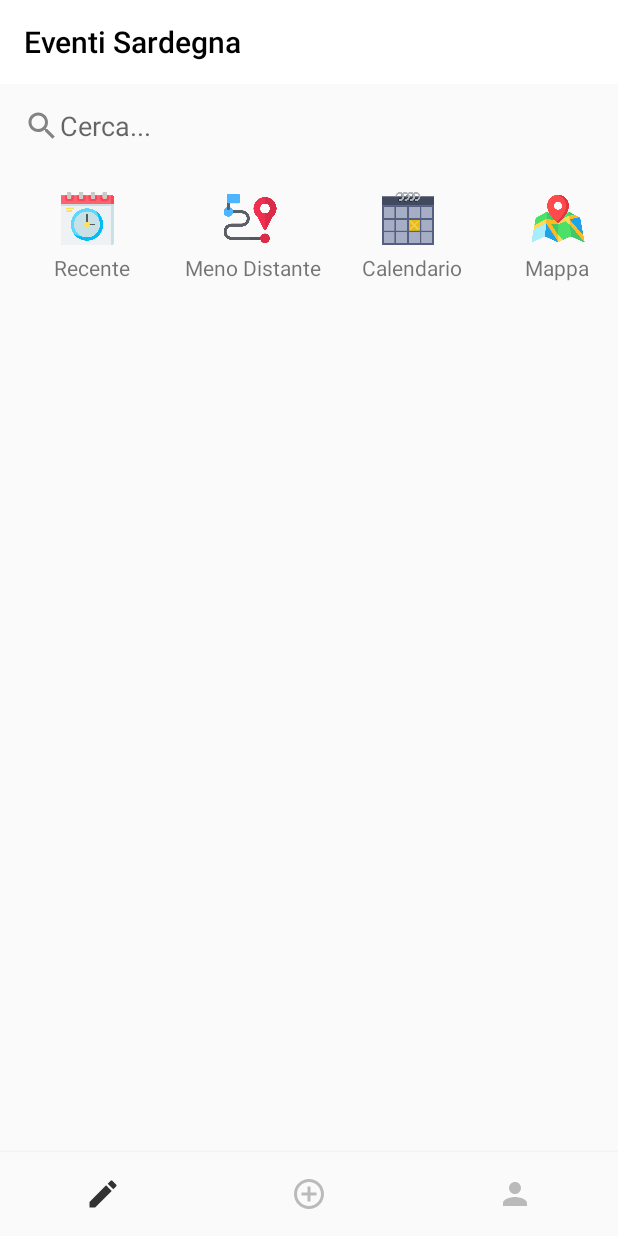
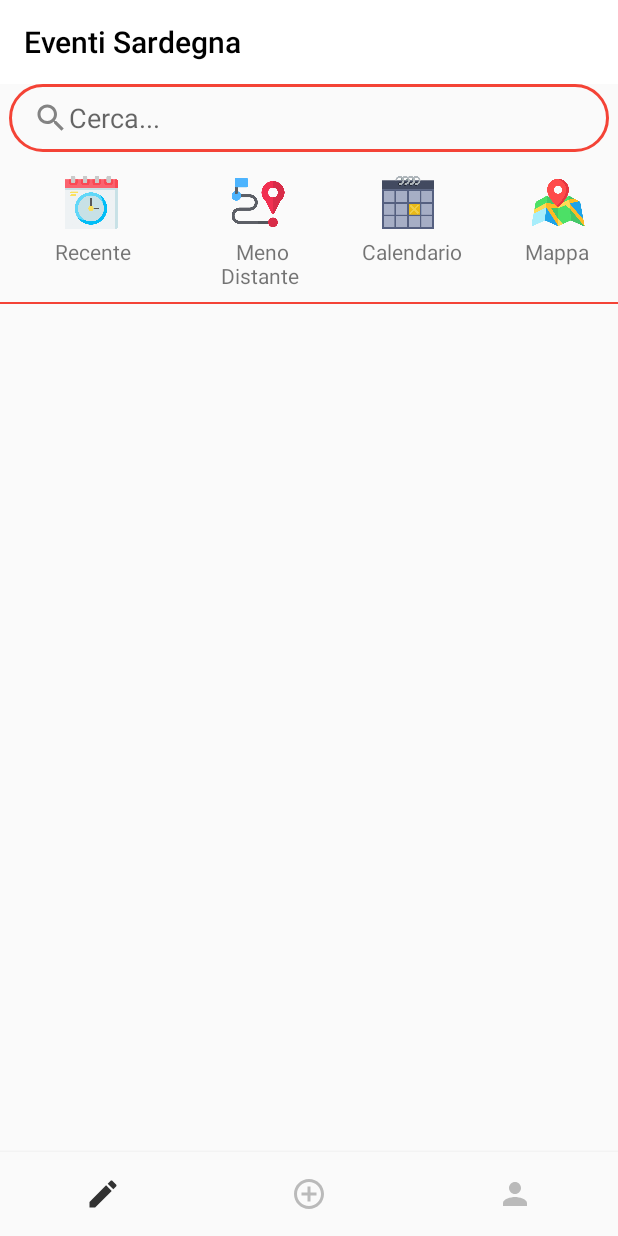
Before and after one commit to pdemuro/MedIUM, an Android app: the screen it shows after launch once a user with an empty profile is signed in (MainActivity), on a phone screen of 412 x 824 dp. Run offline under Robolectric (Android 15) with nearby library versions, the phone set to English and light mode, and no system bars; our stand-ins replace Firebase (no records; nobody signed in at launch, a user with empty details on screens opened directly); 2 statements that could not run were skipped.

Commit message:
Piccole modifiche grafiche sulla ricerca

```diff
--- /dev/null
+++ b/app/src/main/res/drawable/gradius.xml
@@ -0,0 +1,10 @@
+<?xml version="1.0" encoding="utf-8"?>
+<shape xmlns:android="http://schemas.android.com/apk/res/android"
+
+     android:shape="rectangle"
+     android:padding="10dp">
+
+    <corners android:radius="22dp"/>
+    <stroke android:width="3px" android:color="#F44336" />
+
+</shape>
--- a/app/src/main/res/layout/fragment_search.xml
+++ b/app/src/main/res/layout/fragment_search.xml
@@ -17,8 +17,10 @@
         <androidx.appcompat.widget.Toolbar
             android:id="@+id/toolbar"
             android:layout_width="match_parent"
-            android:layout_height="wrap_content"
-            android:background="?android:attr/windowBackground">
+            android:layout_height="45dp"
+            android:layout_marginStart="6dp"
+            android:layout_marginEnd="6dp"
+            android:background="@drawable/gradius">
 
             <ImageView
                 android:layout_width="wrap_content"
@@ -30,8 +32,9 @@
                 android:layout_width="match_parent"
                 android:layout_height="wrap_content"
                 android:layout_marginStart="10dp"
+                android:layout_marginEnd="10dp"
                 android:layout_marginLeft="10dp"
-                android:background="@android:color/transparent"
+                android:background="?android:attr/windowBackground"
                 android:hint="Cerca..." />
 
         </androidx.appcompat.widget.Toolbar>
@@ -75,7 +78,7 @@
                 android:layout_width="40dp"
                 android:layout_height="35dp"
                 android:layout_marginTop="16dp"
-                android:layout_marginEnd="65dp"
+                android:layout_marginEnd="60dp"
                 android:src="@drawable/track"
                 app:layout_constraintEnd_toStartOf="@+id/buttonCalendario"
                 app:layout_constraintTop_toTopOf="parent" />
@@ -94,9 +97,9 @@
                 android:id="@+id/textView"
                 android:layout_width="wrap_content"
                 android:layout_height="wrap_content"
-                android:layout_marginStart="41dp"
+                android:layout_marginStart="26dp"
                 android:layout_marginTop="5dp"
-                android:layout_marginEnd="42dp"
+                android:layout_marginEnd="50dp"
                 android:text="Recente"
                 app:layout_constraintEnd_toStartOf="@+id/textView3"
                 app:layout_constraintStart_toStartOf="parent"
@@ -107,8 +110,9 @@
                 android:layout_width="wrap_content"
                 android:layout_height="wrap_content"
                 android:layout_marginTop="5dp"
-                android:layout_marginEnd="27dp"
-                android:text="@string/MenoDistante"
+                android:layout_marginEnd="42dp"
+                android:lines="2"
+                android:text="   Meno \nDistante"
                 app:layout_constraintEnd_toStartOf="@+id/textView5"
                 app:layout_constraintTop_toBottomOf="@+id/buttonCalendario" />
 
@@ -312,6 +316,13 @@
 
         </RelativeLayout>
 
+        <View
+            android:id="@+id/divider2"
+            android:layout_width="match_parent"
+            android:layout_height="1dp"
+            android:layout_alignParentStart="true"
+            android:background="#F44336" />
+
         <androidx.recyclerview.widget.RecyclerView
             android:id="@+id/recycler_view"
             android:layout_width="match_parent"
```
